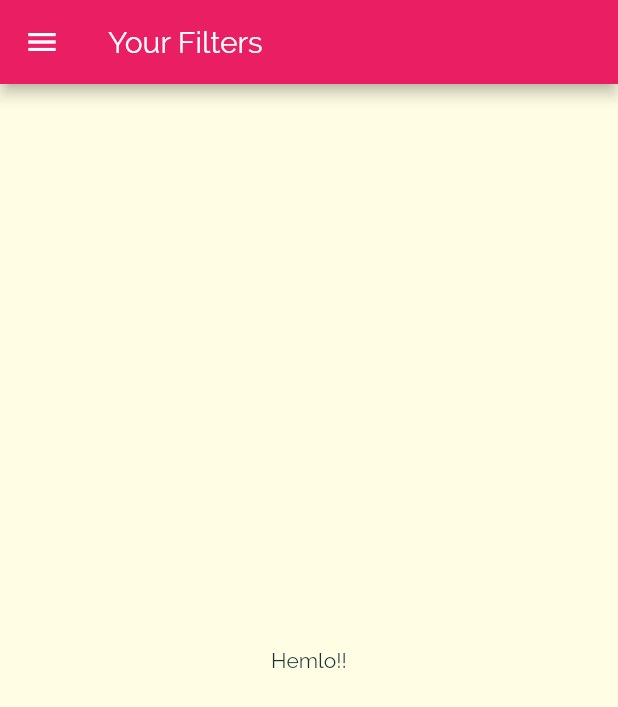
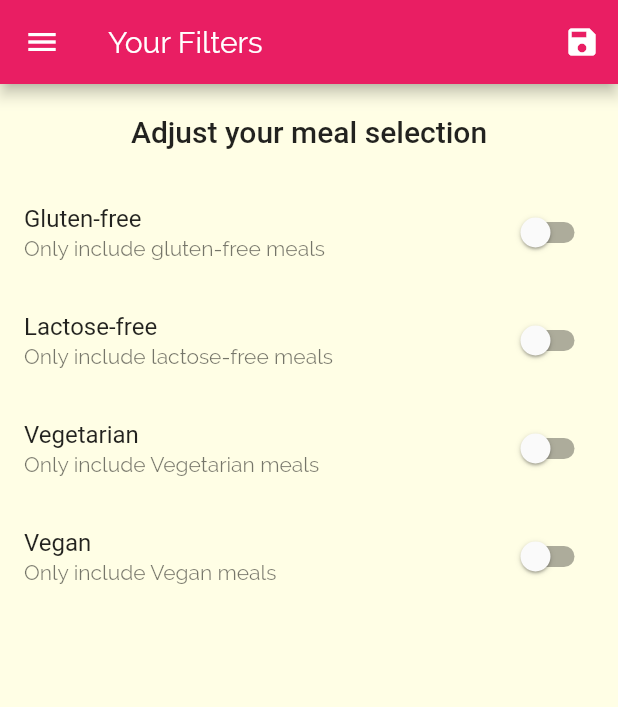
Before and after one commit to AshishSingh2001/DeliMeals, a Flutter app: the FiltersScreen screen opened by its route, on a phone screen of 412 x 824 dp. Shown: the top 707 px of the screen. Run offline on Flutter 3.47's test engine with Material 2 defaults, Android fonts, the phone set to English and light mode, and no system bars; Roboto replaces fonts that are missing (Roboto-Condensed).

Commit message:
added filters functionality

```diff
--- a/lib/main.dart
+++ b/lib/main.dart
@@ -1,13 +1,51 @@
 import 'package:flutter/material.dart';
-import 'package:meals/screens/filters_screen.dart';
+import './dummy_data.dart';
+import './screens/filters_screen.dart';
 import './screens/meal_detail_screen.dart';
 import './screens/tabs_screen.dart';
 import './screens/categories_meals_screen.dart';
 import './screens/categories_screen.dart';
+import './models/meal.dart';
 
 void main() => runApp(MyApp());
 
-class MyApp extends StatelessWidget {
+class MyApp extends StatefulWidget {
+  @override
+  _MyAppState createState() => _MyAppState();
+}
+
+class _MyAppState extends State<MyApp> {
+  Map<String, bool> _filters = {
+    'gluten': false,
+    'vegan': false,
+    'vegetarian': false,
+    'lactose': false,
+  };
+
+  List<Meal> _availableMeals = DUMMY_MEALS;
+
+  void _setFilters(Map<String, bool> filterData) {
+    setState(() {
+      _filters = filterData;
+
+      _availableMeals = DUMMY_MEALS.where((meal) {
+        if (_filters['gluten']! && !meal.isGlutenFree) {
+          return false;
+        }
+        if (_filters['lactose']! && !meal.isLactoseFree) {
+          return false;
+        }
+        if (_filters['vegan']! && !meal.isVegan) {
+          return false;
+        }
+        if (_filters['vegetarian']! && !meal.isVegetarian) {
+          return false;
+        }
+        return true;
+      }).toList();
+    });
+  }
+
   @override
   Widget build(BuildContext context) {
     return MaterialApp(
@@ -31,12 +69,12 @@ class MyApp extends StatelessWidget {
       // home: CategoriesScreen(),
       routes: {
         '/': (ctx) => TabsScreen(),
-        CategoryMealsScreen.routeName: (ctx) => CategoryMealsScreen(),
+        CategoryMealsScreen.routeName: (ctx) =>
+            CategoryMealsScreen(_availableMeals),
         MealDetailScreen.routeName: (ctx) => MealDetailScreen(),
-        FiltersScreen.routeName: (ctx) => FiltersScreen(),
+        FiltersScreen.routeName: (ctx) => FiltersScreen(_filters ,_setFilters),
       },
       onGenerateRoute: (settings) {
-        print(settings.arguments);
         // if (settings.name == '/meal-detail') {
         //   return ...;
         // } else if (settings.name == '/something-else') {
--- a/lib/screens/favorites_screen.dart
+++ b/lib/screens/favorites_screen.dart
@@ -4,7 +4,7 @@ class FavoritesScreen extends StatelessWidget {
   @override
   Widget build(BuildContext context) {
     return Center(
-      child: Text('hemlo!'),
+      child: Text('You have no favorites yet - start adding some!'),
     );
   }
 }
--- a/lib/screens/filters_screen.dart
+++ b/lib/screens/filters_screen.dart
@@ -1,17 +1,113 @@
 import 'package:flutter/material.dart';
 import 'package:meals/widgets/main_drawer.dart';
 
-class FiltersScreen extends StatelessWidget {
+class FiltersScreen extends StatefulWidget {
   static const routeName = '/filters';
+
+  final Function saveFilters;
+  final Map<String, bool> currentFilters;
+  FiltersScreen(this.currentFilters, this.saveFilters);
+
+  @override
+  _FiltersScreenState createState() => _FiltersScreenState();
+}
+
+class _FiltersScreenState extends State<FiltersScreen> {
+  bool _glutenFree = false;
+  bool _vegetarian = false;
+  bool _vegan = false;
+  bool _lactoseFree = false;
+
+  @override
+  void initState() {
+    super.initState();
+    _glutenFree = widget.currentFilters['gluten']!;
+    _lactoseFree = widget.currentFilters['lactose']!;
+    _vegan = widget.currentFilters['vegan']!;
+    _vegetarian = widget.currentFilters['vegetarian']!;
+  }
+
+  Widget _buildSwitchTile(
+    String title,
+    String description,
+    bool currentValue,
+    Function(bool) updateValue,
+  ) {
+    return SwitchListTile(
+      title: Text(title),
+      value: currentValue,
+      onChanged: updateValue,
+      subtitle: Text(description),
+    );
+  }
 
   @override
   Widget build(BuildContext context) {
     return Scaffold(
-      appBar: AppBar(title: Text('Your Filters')),
-      drawer: MainDrawer(),
-      body: Center(
-        child: Text('Hemlo!!'),
-      ),
-    );
+        appBar: AppBar(
+          title: Text('Your Filters'),
+          actions: [
+            IconButton(
+                onPressed: () {
+                  final selectedFilters = {
+                    'gluten': _glutenFree,
+                    'vegan': _vegan,
+                    'vegetarian': _vegetarian,
+                    'lactose': _lactoseFree,
+                  };
+                  widget.saveFilters(selectedFilters);
+                },
+                icon: Icon(Icons.save))
+          ],
+        ),
+        drawer: MainDrawer(),
+        body: Column(
+          children: [
+            Container(
+              padding: EdgeInsets.all(20),
+              child: Text(
+                'Adjust your meal selection',
+                style: Theme.of(context).textTheme.headline6,
+              ),
+            ),
+            Expanded(
+                child: ListView(
+              children: [
+                _buildSwitchTile(
+                  'Gluten-free',
+                  'Only include gluten-free meals',
+                  _glutenFree,
+                  (newValue) {
+                    setState(() => _glutenFree = newValue);
+                  },
+                ),
+                _buildSwitchTile(
+                  'Lactose-free',
+                  'Only include lactose-free meals',
+                  _lactoseFree,
+                  (newValue) {
+                    setState(() => _lactoseFree = newValue);
+                  },
+                ),
+                _buildSwitchTile(
+                  'Vegetarian',
+                  'Only include Vegetarian meals',
+                  _vegetarian,
+                  (newValue) {
+                    setState(() => _vegetarian = newValue);
+                  },
+                ),
+                _buildSwitchTile(
+                  'Vegan',
+                  'Only include Vegan meals',
+                  _vegan,
+                  (newValue) {
+                    setState(() => _vegan = newValue);
+                  },
+                ),
+              ],
+            ))
+          ],
+        ));
   }
 }
```
Also changed, not shown: lib/screens/categories_meals_screen.dart (+47 -18 lines), lib/screens/meal_detail_screen.dart (+10 -1 lines), lib/widgets/meal_item.dart (+14 -2 lines).
